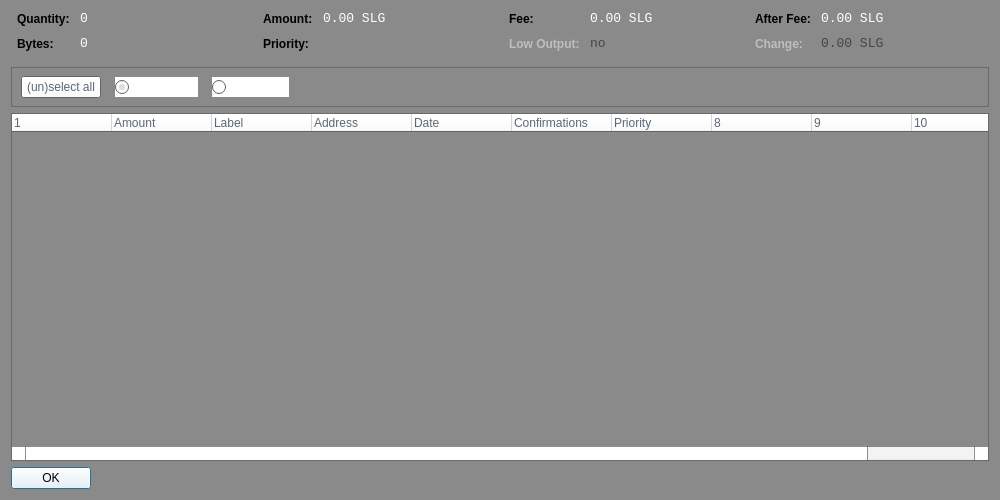
This is src/qt/forms/coincontroldialog.ui in Sterlingcoin/Sterlingcoin-1.6.2.0-Release as Qt 5 draws it before an edit. The edited form follows.
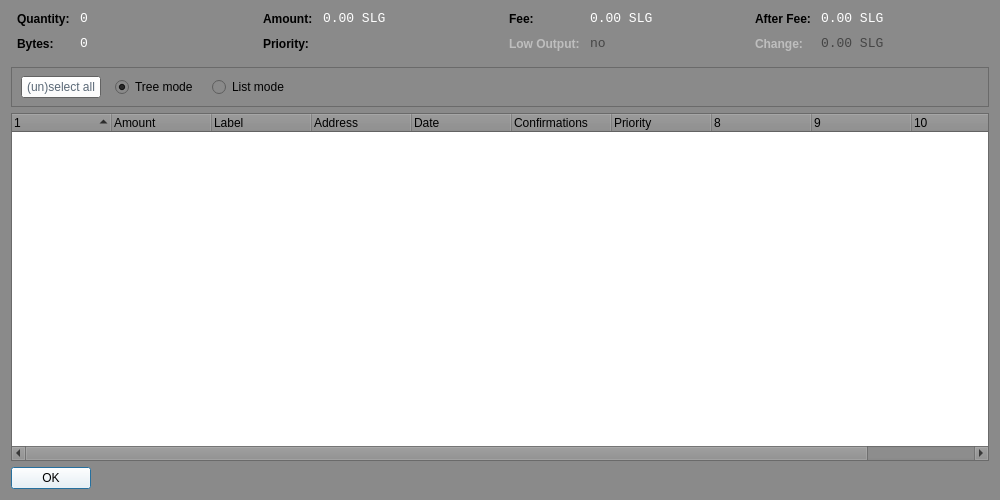
This is the edited form. Custom widgets are drawn as their Qt base class.

The edit to the form file:
```diff
--- a/src/qt/forms/coincontroldialog.ui
+++ b/src/qt/forms/coincontroldialog.ui
@@ -908,7 +908,10 @@
           </sizepolicy>
          </property>
          <property name="autoFillBackground">
-          <bool>true</bool>
+          <bool>false</bool>
+         </property>
+         <property name="styleSheet">
+          <string notr="true">background-color: rgb(138, 138, 138);</string>
          </property>
          <property name="text">
           <string>Tree mode</string>
@@ -927,7 +930,10 @@
           </sizepolicy>
          </property>
          <property name="autoFillBackground">
-          <bool>true</bool>
+          <bool>false</bool>
+         </property>
+         <property name="styleSheet">
+          <string notr="true">background-color: rgb(138, 138, 138);</string>
          </property>
          <property name="text">
           <string>List mode</string>
@@ -956,46 +962,352 @@
      <property name="palette">
       <palette>
        <active>
+        <colorrole role="WindowText">
+         <brush brushstyle="SolidPattern">
+          <color alpha="255">
+           <red>0</red>
+           <green>0</green>
+           <blue>0</blue>
+          </color>
+         </brush>
+        </colorrole>
+        <colorrole role="Button">
+         <brush brushstyle="SolidPattern">
+          <color alpha="255">
+           <red>138</red>
+           <green>138</green>
+           <blue>138</blue>
+          </color>
+         </brush>
+        </colorrole>
+        <colorrole role="Light">
+         <brush brushstyle="SolidPattern">
+          <color alpha="255">
+           <red>207</red>
+           <green>207</green>
+           <blue>207</blue>
+          </color>
+         </brush>
+        </colorrole>
+        <colorrole role="Midlight">
+         <brush brushstyle="SolidPattern">
+          <color alpha="255">
+           <red>172</red>
+           <green>172</green>
+           <blue>172</blue>
+          </color>
+         </brush>
+        </colorrole>
+        <colorrole role="Dark">
+         <brush brushstyle="SolidPattern">
+          <color alpha="255">
+           <red>69</red>
+           <green>69</green>
+           <blue>69</blue>
+          </color>
+         </brush>
+        </colorrole>
+        <colorrole role="Mid">
+         <brush brushstyle="SolidPattern">
+          <color alpha="255">
+           <red>92</red>
+           <green>92</green>
+           <blue>92</blue>
+          </color>
+         </brush>
+        </colorrole>
+        <colorrole role="Text">
+         <brush brushstyle="SolidPattern">
+          <color alpha="255">
+           <red>0</red>
+           <green>0</green>
+           <blue>0</blue>
+          </color>
+         </brush>
+        </colorrole>
+        <colorrole role="BrightText">
+         <brush brushstyle="SolidPattern">
+          <color alpha="255">
+           <red>255</red>
+           <green>255</green>
+           <blue>255</blue>
+          </color>
+         </brush>
+        </colorrole>
         <colorrole role="ButtonText">
          <brush brushstyle="SolidPattern">
           <color alpha="255">
-           <red>90</red>
-           <green>104</green>
-           <blue>118</blue>
+           <red>0</red>
+           <green>0</green>
+           <blue>0</blue>
           </color>
          </brush>
         </colorrole>
         <colorrole role="Base">
          <brush brushstyle="SolidPattern">
           <color alpha="255">
+           <red>255</red>
+           <green>255</green>
+           <blue>255</blue>
+          </color>
+         </brush>
+        </colorrole>
+        <colorrole role="Window">
+         <brush brushstyle="SolidPattern">
+          <color alpha="255">
            <red>138</red>
            <green>138</green>
            <blue>138</blue>
           </color>
          </brush>
         </colorrole>
+        <colorrole role="Shadow">
+         <brush brushstyle="SolidPattern">
+          <color alpha="255">
+           <red>0</red>
+           <green>0</green>
+           <blue>0</blue>
+          </color>
+         </brush>
+        </colorrole>
+        <colorrole role="AlternateBase">
+         <brush brushstyle="SolidPattern">
+          <color alpha="255">
+           <red>196</red>
+           <green>196</green>
+           <blue>196</blue>
+          </color>
+         </brush>
+        </colorrole>
+        <colorrole role="ToolTipBase">
+         <brush brushstyle="SolidPattern">
+          <color alpha="255">
+           <red>255</red>
+           <green>255</green>
+           <blue>220</blue>
+          </color>
+         </brush>
+        </colorrole>
+        <colorrole role="ToolTipText">
+         <brush brushstyle="SolidPattern">
+          <color alpha="255">
+           <red>0</red>
+           <green>0</green>
+           <blue>0</blue>
+          </color>
+         </brush>
+        </colorrole>
        </active>
        <inactive>
+        <colorrole role="WindowText">
+         <brush brushstyle="SolidPattern">
+          <color alpha="255">
+           <red>0</red>
+           <green>0</green>
+           <blue>0</blue>
+          </color>
+         </brush>
+        </colorrole>
+        <colorrole role="Button">
+         <brush brushstyle="SolidPattern">
+          <color alpha="255">
+           <red>138</red>
+           <green>138</green>
+           <blue>138</blue>
+          </color>
+         </brush>
+        </colorrole>
+        <colorrole role="Light">
+         <brush brushstyle="SolidPattern">
+          <color alpha="255">
+           <red>207</red>
+           <green>207</green>
+           <blue>207</blue>
+          </color>
+         </brush>
+        </colorrole>
+        <colorrole role="Midlight">
+         <brush brushstyle="SolidPattern">
+          <color alpha="255">
+           <red>172</red>
+           <green>172</green>
+           <blue>172</blue>
+          </color>
+         </brush>
+        </colorrole>
+        <colorrole role="Dark">
+         <brush brushstyle="SolidPattern">
+          <color alpha="255">
+           <red>69</red>
+           <green>69</green>
+           <blue>69</blue>
+          </color>
+         </brush>
+        </colorrole>
+        <colorrole role="Mid">
+         <brush brushstyle="SolidPattern">
+          <color alpha="255">
+           <red>92</red>
+           <green>92</green>
+           <blue>92</blue>
+          </color>
+         </brush>
+        </colorrole>
+        <colorrole role="Text">
+         <brush brushstyle="SolidPattern">
+          <color alpha="255">
+           <red>0</red>
+           <green>0</green>
+           <blue>0</blue>
+          </color>
+         </brush>
+        </colorrole>
+        <colorrole role="BrightText">
+         <brush brushstyle="SolidPattern">
+          <color alpha="255">
+           <red>255</red>
+           <green>255</green>
+           <blue>255</blue>
+          </color>
+         </brush>
+        </colorrole>
         <colorrole role="ButtonText">
          <brush brushstyle="SolidPattern">
           <color alpha="255">
-           <red>90</red>
-           <green>104</green>
-           <blue>118</blue>
+           <red>0</red>
+           <green>0</green>
+           <blue>0</blue>
           </color>
          </brush>
         </colorrole>
         <colorrole role="Base">
          <brush brushstyle="SolidPattern">
           <color alpha="255">
+           <red>255</red>
+           <green>255</green>
+           <blue>255</blue>
+          </color>
+         </brush>
+        </colorrole>
+        <colorrole role="Window">
+         <brush brushstyle="SolidPattern">
+          <color alpha="255">
            <red>138</red>
            <green>138</green>
            <blue>138</blue>
           </color>
          </brush>
         </colorrole>
+        <colorrole role="Shadow">
+         <brush brushstyle="SolidPattern">
+          <color alpha="255">
+           <red>0</red>
+           <green>0</green>
+           <blue>0</blue>
+          </color>
+         </brush>
+        </colorrole>
+        <colorrole role="AlternateBase">
+         <brush brushstyle="SolidPattern">
+          <color alpha="255">
+           <red>196</red>
+           <green>196</green>
+           <blue>196</blue>
+          </color>
+         </brush>
+        </colorrole>
+        <colorrole role="ToolTipBase">
+         <brush brushstyle="SolidPattern">
+          <color alpha="255">
+           <red>255</red>
+           <green>255</green>
+           <blue>220</blue>
+          </color>
+         </brush>
+        </colorrole>
+        <colorrole role="ToolTipText">
+         <brush brushstyle="SolidPattern">
+          <color alpha="255">
+           <red>0</red>
+           <green>0</green>
+           <blue>0</blue>
+          </color>
+         </brush>
+        </colorrole>
        </inactive>
        <disabled>
+        <colorrole role="WindowText">
+         <brush brushstyle="SolidPattern">
+          <color alpha="255">
+           <red>69</red>
+           <green>69</green>
+           <blue>69</blue>
+          </color>
+         </brush>
+        </colorrole>
+        <colorrole role="Button">
+         <brush brushstyle="SolidPattern">
+          <color alpha="255">
+           <red>138</red>
+           <green>138</green>
+           <blue>138</blue>
+          </color>
+         </brush>
+        </colorrole>
+        <colorrole role="Light">
+         <brush brushstyle="SolidPattern">
+          <color alpha="255">
+           <red>207</red>
+           <green>207</green>
+           <blue>207</blue>
+          </color>
+         </brush>
+        </colorrole>
+        <colorrole role="Midlight">
+         <brush brushstyle="SolidPattern">
+          <color alpha="255">
+           <red>172</red>
+           <green>172</green>
+           <blue>172</blue>
+          </color>
+         </brush>
+        </colorrole>
+        <colorrole role="Dark">
+         <brush brushstyle="SolidPattern">
+          <color alpha="255">
+           <red>69</red>
+           <green>69</green>
+           <blue>69</blue>
+          </color>
+         </brush>
+        </colorrole>
+        <colorrole role="Mid">
+         <brush brushstyle="SolidPattern">
+          <color alpha="255">
+           <red>92</red>
+           <green>92</green>
+           <blue>92</blue>
+          </color>
+         </brush>
+        </colorrole>
+        <colorrole role="Text">
+         <brush brushstyle="SolidPattern">
+          <color alpha="255">
+           <red>69</red>
+           <green>69</green>
+           <blue>69</blue>
+          </color>
+         </brush>
+        </colorrole>
+        <colorrole role="BrightText">
+         <brush brushstyle="SolidPattern">
+          <color alpha="255">
+           <red>255</red>
+           <green>255</green>
+           <blue>255</blue>
+          </color>
+         </brush>
+        </colorrole>
         <colorrole role="ButtonText">
          <brush brushstyle="SolidPattern">
           <color alpha="255">
@@ -1014,6 +1326,51 @@
           </color>
          </brush>
         </colorrole>
+        <colorrole role="Window">
+         <brush brushstyle="SolidPattern">
+          <color alpha="255">
+           <red>138</red>
+           <green>138</green>
+           <blue>138</blue>
+          </color>
+         </brush>
+        </colorrole>
+        <colorrole role="Shadow">
+         <brush brushstyle="SolidPattern">
+          <color alpha="255">
+           <red>0</red>
+           <green>0</green>
+           <blue>0</blue>
+          </color>
+         </brush>
+        </colorrole>
+        <colorrole role="AlternateBase">
+         <brush brushstyle="SolidPattern">
+          <color alpha="255">
+           <red>138</red>
+           <green>138</green>
+           <blue>138</blue>
+          </color>
+         </brush>
+        </colorrole>
+        <colorrole role="ToolTipBase">
+         <brush brushstyle="SolidPattern">
+          <color alpha="255">
+           <red>255</red>
+           <green>255</green>
+           <blue>220</blue>
+          </color>
+         </brush>
+        </colorrole>
+        <colorrole role="ToolTipText">
+         <brush brushstyle="SolidPattern">
+          <color alpha="255">
+           <red>0</red>
+           <green>0</green>
+           <blue>0</blue>
+          </color>
+         </brush>
+        </colorrole>
        </disabled>
       </palette>
      </property>
```
